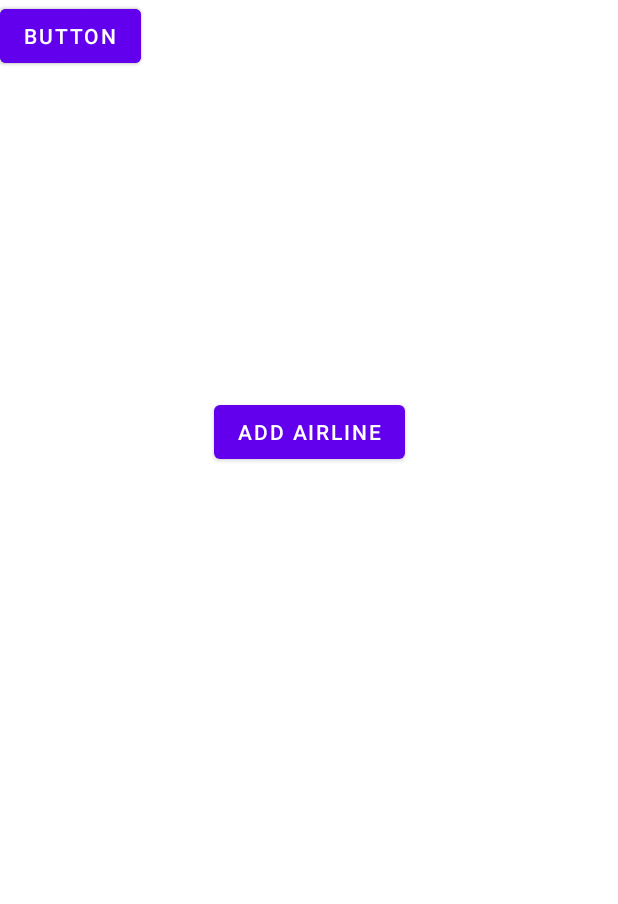
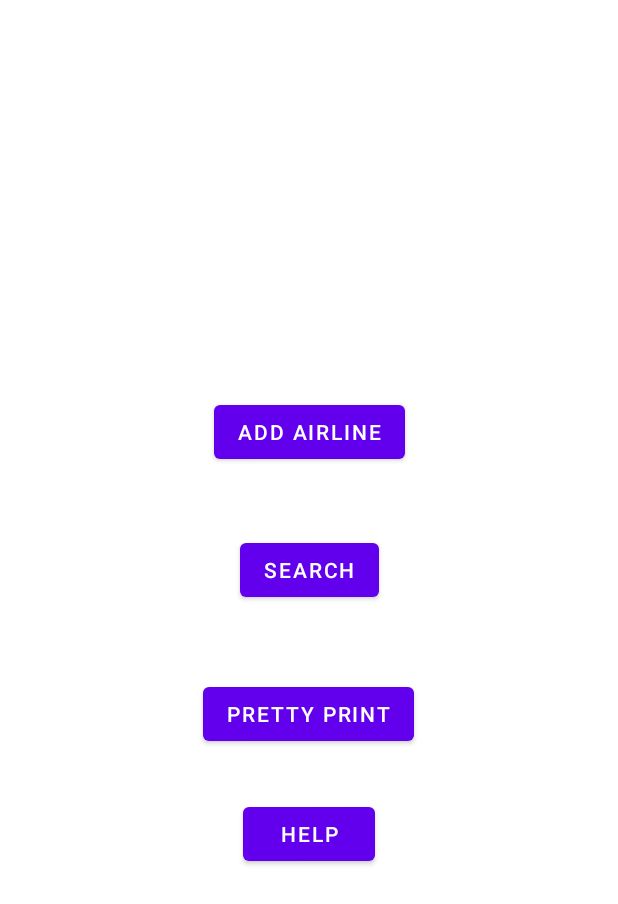
Before and after one commit to SayleeMJ/CS-510Adv-Java-sjagtap, an Android app: the layout activity_menu.xml on its own in the app's theme, with its tools: preview values and no code run, on a phone screen of 412 x 824 dp. Shown: the top 904 px of the screen. Run offline under Robolectric (Android 15) with nearby library versions, the phone set to English and light mode, and no system bars.

Commit message:
Renamed from activity_second.xml

```diff
--- a/airline-android/app/src/main/res/layout/activity_second.xml
+++ b/airline-android/app/src/main/res/layout/activity_menu.xml
@@ -11,6 +11,7 @@
         android:layout_width="wrap_content"
         android:layout_height="wrap_content"
         android:layout_marginBottom="512dp"
+        android:onClick="addAirline"
         android:text="Add Airline"
         app:layout_constraintBottom_toBottomOf="parent"
         app:layout_constraintEnd_toEndOf="parent"
@@ -20,17 +21,32 @@
         android:id="@+id/button2"
         android:layout_width="wrap_content"
         android:layout_height="wrap_content"
-        android:text="Button"
-        tools:layout_editor_absoluteX="157dp"
-        tools:layout_editor_absoluteY="258dp" />
+        android:layout_marginTop="44dp"
+        android:text="Search"
+        app:layout_constraintEnd_toEndOf="parent"
+        app:layout_constraintStart_toStartOf="parent"
+        app:layout_constraintTop_toBottomOf="@+id/button" />
 
     <Button
         android:id="@+id/button3"
         android:layout_width="wrap_content"
         android:layout_height="wrap_content"
-        android:text="Button"
-        tools:layout_editor_absoluteX="156dp"
-        tools:layout_editor_absoluteY="359dp" />
+        android:layout_marginTop="48dp"
+        android:text="Pretty print"
+        app:layout_constraintEnd_toEndOf="parent"
+        app:layout_constraintHorizontal_bias="0.498"
+        app:layout_constraintStart_toStartOf="parent"
+        app:layout_constraintTop_toBottomOf="@+id/button2" />
+
+    <Button
+        android:id="@+id/button4"
+        android:layout_width="wrap_content"
+        android:layout_height="wrap_content"
+        android:layout_marginTop="32dp"
+        android:text="Help"
+        app:layout_constraintEnd_toEndOf="parent"
+        app:layout_constraintStart_toStartOf="parent"
+        app:layout_constraintTop_toBottomOf="@+id/button3" />
 
 
 </androidx.constraintlayout.widget.ConstraintLayout>
```
